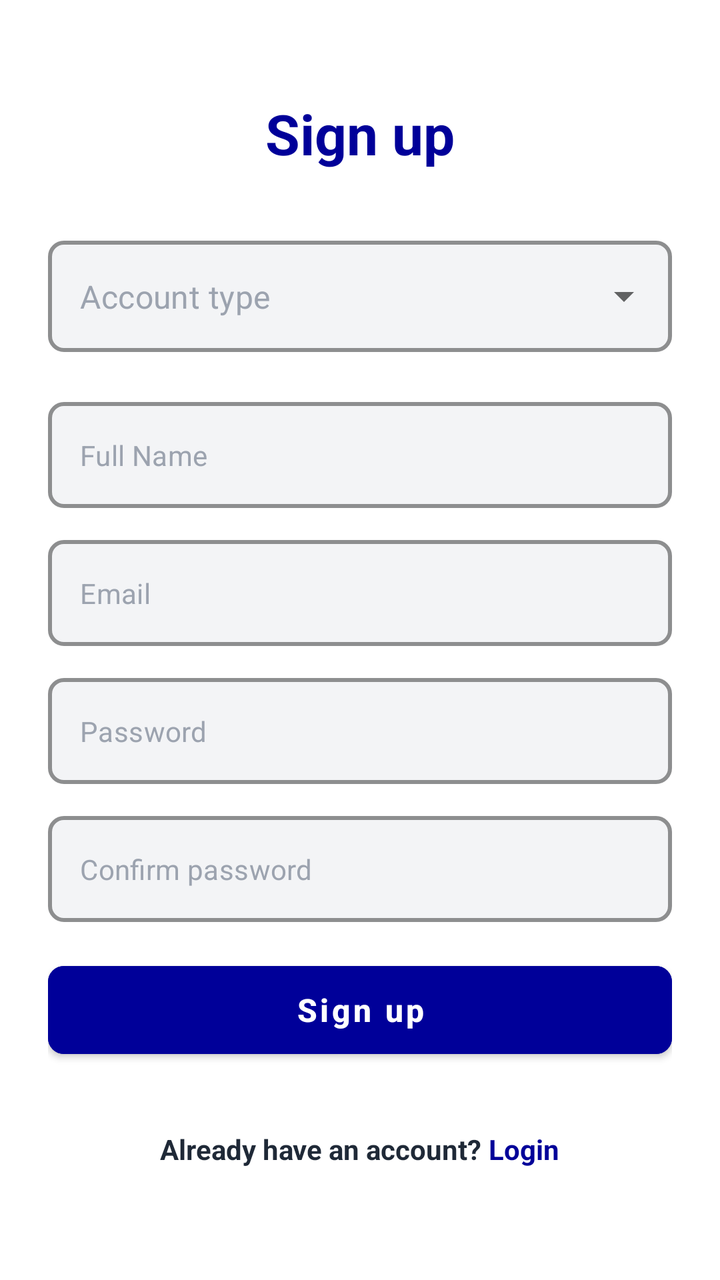
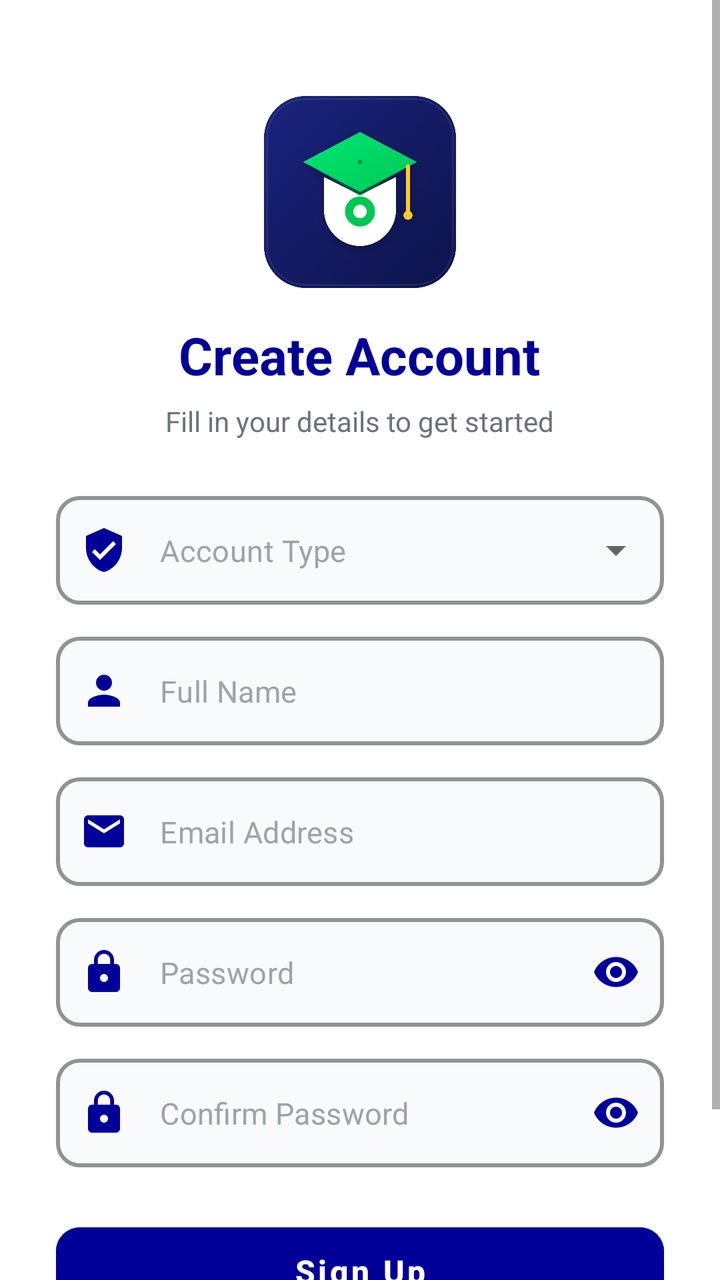

An Android layout rendered at two revisions. The XML below is the earlier revision; the diff shows what the commit changed to produce the second picture.
<!-- AndroidManifest.xml: application theme Theme.OOPProject -->
<!-- res/layout/activity_sign_up_page.xml -->
<?xml version="1.0" encoding="utf-8"?>
<ScrollView xmlns:android="http://schemas.android.com/apk/res/android"
    xmlns:app="http://schemas.android.com/apk/res-auto"
    android:layout_width="match_parent"
    android:layout_height="match_parent"
    android:background="#FFFFFF"
    android:fillViewport="true"
    android:id="@+id/main">

    <LinearLayout
        android:layout_width="match_parent"
        android:layout_height="wrap_content"
        android:orientation="vertical"
        android:padding="24dp">

        
        <TextView
            android:id="@+id/tvTitle"
            android:layout_width="wrap_content"
            android:layout_height="wrap_content"
            android:layout_gravity="center_horizontal"
            android:layout_marginTop="24dp"
            android:text="Sign up"
            android:textColor="@color/dark_purple"
            android:textSize="28sp"
            android:textStyle="bold"/>

        
        <com.google.android.material.textfield.TextInputLayout
            android:id="@+id/textInputLayout6"
            style="@style/Widget.MaterialComponents.TextInputLayout.OutlinedBox.ExposedDropdownMenu"
            android:layout_width="match_parent"
            android:layout_height="wrap_content"
            app:boxStrokeColor="@color/dark_purple"
            app:boxStrokeWidth="2dp"
            app:hintEnabled="false"
            app:boxCornerRadiusTopStart="8dp"
            app:boxCornerRadiusTopEnd="8dp"
            app:boxCornerRadiusBottomStart="8dp"
            app:boxCornerRadiusBottomEnd="8dp"
            app:boxBackgroundColor="#F3F4F6"
            android:layout_marginTop="35dp">

            <com.google.android.material.textfield.MaterialAutoCompleteTextView
                android:id="@+id/statusInput"
                android:layout_width="match_parent"
                android:layout_height="wrap_content"
                android:inputType="none"
                android:hint="Account type"
                android:textColor="@color/black"
                android:textColorHint="#9CA3AF"
                android:textSize="16sp"
                app:simpleItems="@array/accountType"/>
        </com.google.android.material.textfield.TextInputLayout>

        
        <com.google.android.material.textfield.TextInputLayout
            android:id="@+id/tilFullName"
            style="@style/Widget.MaterialComponents.TextInputLayout.OutlinedBox"
            android:layout_width="match_parent"
            android:layout_height="wrap_content"
            android:layout_marginTop="25dp"
            app:boxBackgroundColor="#F3F4F6"
            app:boxStrokeColor="@color/dark_purple"
            app:boxStrokeWidth="2dp"
            app:boxCornerRadiusTopStart="8dp"
            app:boxCornerRadiusTopEnd="8dp"
            app:boxCornerRadiusBottomStart="8dp"
            app:boxCornerRadiusBottomEnd="8dp"
            app:hintEnabled="false">

            <com.google.android.material.textfield.TextInputEditText
                android:id="@+id/etFullName"
                android:layout_width="match_parent"
                android:layout_height="wrap_content"
                android:hint="Full Name"
                android:inputType="textPersonName"
                android:textColor="#1F2937"
                android:textColorHint="#9CA3AF"
                android:textSize="14sp"/>
        </com.google.android.material.textfield.TextInputLayout>

        
        <com.google.android.material.textfield.TextInputLayout
            android:id="@+id/tilEmail"
            style="@style/Widget.MaterialComponents.TextInputLayout.OutlinedBox"
            android:layout_width="match_parent"
            android:layout_height="wrap_content"
            android:layout_marginTop="16dp"
            app:boxBackgroundColor="#F3F4F6"
            app:boxStrokeColor="@color/dark_purple"
            app:boxStrokeWidth="2dp"
            app:boxCornerRadiusTopStart="8dp"
            app:boxCornerRadiusTopEnd="8dp"
            app:boxCornerRadiusBottomStart="8dp"
            app:boxCornerRadiusBottomEnd="8dp"
            app:hintEnabled="false">

            <com.google.android.material.textfield.TextInputEditText
                android:id="@+id/etEmail"
                android:layout_width="match_parent"
                android:layout_height="wrap_content"
                android:hint="Email"
                android:inputType="textEmailAddress"
                android:textColor="#1F2937"
                android:textColorHint="#9CA3AF"
                android:textSize="14sp"/>
        </com.google.android.material.textfield.TextInputLayout>

        
        <com.google.android.material.textfield.TextInputLayout
            android:id="@+id/tilPassword"
            style="@style/Widget.MaterialComponents.TextInputLayout.OutlinedBox"
            android:layout_width="match_parent"
            android:layout_height="wrap_content"
            android:layout_marginTop="16dp"
            app:boxBackgroundColor="#F3F4F6"
            app:boxStrokeColor="@color/dark_purple"
            app:boxStrokeWidth="2dp"
            app:boxCornerRadiusTopStart="8dp"
            app:boxCornerRadiusTopEnd="8dp"
            app:boxCornerRadiusBottomStart="8dp"
            app:boxCornerRadiusBottomEnd="8dp"
            app:hintEnabled="false"
>

            <com.google.android.material.textfield.TextInputEditText
                android:id="@+id/etPassword"
                android:layout_width="match_parent"
                android:layout_height="wrap_content"
                android:hint="Password"
                android:inputType="textPassword"
                android:textColor="#1F2937"
                android:textColorHint="#9CA3AF"
                android:textSize="14sp"/>
        </com.google.android.material.textfield.TextInputLayout>

        
        <com.google.android.material.textfield.TextInputLayout
            android:id="@+id/tilConfirmPassword"
            style="@style/Widget.MaterialComponents.TextInputLayout.OutlinedBox"
            android:layout_width="match_parent"
            android:layout_height="wrap_content"
            android:layout_marginTop="16dp"
            app:boxBackgroundColor="#F3F4F6"
            app:boxStrokeColor="@color/dark_purple"
            app:boxStrokeWidth="2dp"
            app:boxCornerRadiusTopStart="8dp"
            app:boxCornerRadiusTopEnd="8dp"
            app:boxCornerRadiusBottomStart="8dp"
            app:boxCornerRadiusBottomEnd="8dp"
            app:hintEnabled="false"
>

            <com.google.android.material.textfield.TextInputEditText
                android:id="@+id/etConfirmPassword"
                android:layout_width="match_parent"
                android:layout_height="wrap_content"
                android:hint="Confirm password"
                android:inputType="textPassword"
                android:textColor="#1F2937"
                android:textColorHint="#9CA3AF"
                android:textSize="14sp" />
        </com.google.android.material.textfield.TextInputLayout>

        
        <ProgressBar
            android:id="@+id/progressBar"
            android:layout_width="wrap_content"
            android:layout_height="wrap_content"
            android:layout_gravity="center_horizontal"
            android:layout_marginTop="24dp"
            android:indeterminateTint="@color/dark_purple"
            android:visibility="gone"/>

        
        <com.google.android.material.button.MaterialButton
            android:id="@+id/btnSignUp"
            android:layout_width="match_parent"
            android:layout_height="56dp"
            android:layout_marginTop="16dp"
            android:backgroundTint="@color/dark_purple"
            android:text="Sign up"
            android:textAllCaps="false"
            android:textColor="#FFFFFF"
            android:textSize="16sp"
            android:textStyle="bold"
            app:cornerRadius="8dp"/>

        
        <LinearLayout
            android:id="@+id/layoutLoginPrompt"
            android:layout_width="wrap_content"
            android:layout_height="wrap_content"
            android:layout_gravity="center_horizontal"
            android:layout_marginTop="32dp"
            android:orientation="horizontal">

            <TextView
                android:layout_width="wrap_content"
                android:layout_height="wrap_content"
                android:text="Already have an account? "
                android:textColor="#1F2937"
                android:textSize="14sp"
                android:textStyle="bold"/>

            <TextView
                android:id="@+id/tvLogin"
                android:layout_width="wrap_content"
                android:layout_height="wrap_content"
                android:text="Login"
                android:textColor="@color/dark_purple"
                android:textSize="14sp"
                android:textStyle="bold"/>
        </LinearLayout>

    </LinearLayout>
</ScrollView>
<!-- resources referenced by this layout -->
<resources>
  <string-array name="accountType">
          <item>Student</item>
          <item>Teacher</item>
      </string-array>
  <color name="black">#FF000000</color>
  <color name="dark_purple">#FF000099</color>
  <style name="Theme.OOPProject" parent="Theme.MaterialComponents.DayNight.NoActionBar">
          
          <item name="colorPrimary">@color/purple_500</item>
          <item name="colorPrimaryVariant">@color/purple_700</item>
          <item name="colorOnPrimary">@color/white</item>
          
          <item name="colorSecondary">@color/teal_200</item>
          <item name="colorSecondaryVariant">@color/teal_700</item>
          <item name="colorOnSecondary">@color/black</item>
          
          <item name="android:statusBarColor">?attr/colorPrimaryVariant</item>
          
      </style>
  <color name="purple_500">#FF6200EE</color>
  <color name="purple_700">#FF3700B3</color>
  <color name="white">#FFFFFFFF</color>
  <color name="teal_200">#FF03DAC5</color>
  <color name="teal_700">#FF018786</color>
</resources>

<!-- the commit's change to res/layout/activity_sign_up_page.xml (unified diff, before → after) -->
@@ -1,17 +1,28 @@
 <?xml version="1.0" encoding="utf-8"?>
 <ScrollView xmlns:android="http://schemas.android.com/apk/res/android"
     xmlns:app="http://schemas.android.com/apk/res-auto"
+    android:id="@+id/main"
     android:layout_width="match_parent"
     android:layout_height="match_parent"
     android:background="#FFFFFF"
-    android:fillViewport="true"
-    android:id="@+id/main">
+    android:fillViewport="true">
 
     <LinearLayout
         android:layout_width="match_parent"
         android:layout_height="wrap_content"
         android:orientation="vertical"
-        android:padding="24dp">
+        android:padding="28dp">
+
+        
+        <ImageView
+            android:id="@+id/ivAppLogo"
+            android:layout_width="96dp"
+            android:layout_height="96dp"
+            android:layout_gravity="center_horizontal"
+            android:layout_marginTop="20dp"
+            android:contentDescription="App Logo"
+            android:scaleType="fitCenter"
+            android:src="@drawable/app_logo" />
 
         
         <TextView
@@ -19,11 +30,21 @@
             android:layout_width="wrap_content"
             android:layout_height="wrap_content"
             android:layout_gravity="center_horizontal"
-            android:layout_marginTop="24dp"
-            android:text="Sign up"
+            android:layout_marginTop="16dp"
+            android:text="Create Account"
             android:textColor="@color/dark_purple"
-            android:textSize="28sp"
-            android:textStyle="bold"/>
+            android:textSize="26sp"
+            android:textStyle="bold" />
+
+        
+        <TextView
+            android:layout_width="wrap_content"
+            android:layout_height="wrap_content"
+            android:layout_gravity="center_horizontal"
+            android:layout_marginTop="6dp"
+            android:text="Fill in your details to get started"
+            android:textColor="#6B7280"
+            android:textSize="14sp" />
 
         
         <com.google.android.material.textfield.TextInputLayout
@@ -31,26 +52,28 @@
             style="@style/Widget.MaterialComponents.TextInputLayout.OutlinedBox.ExposedDropdownMenu"
             android:layout_width="match_parent"
             android:layout_height="wrap_content"
-            app:boxStrokeColor="@color/dark_purple"
-            app:boxStrokeWidth="2dp"
-            app:hintEnabled="false"
-            app:boxCornerRadiusTopStart="8dp"
-            app:boxCornerRadiusTopEnd="8dp"
-            app:boxCornerRadiusBottomStart="8dp"
-            app:boxCornerRadiusBottomEnd="8dp"
-            app:boxBackgroundColor="#F3F4F6"
-            android:layout_marginTop="35dp">
+            android:layout_marginTop="28dp"
+            app:boxBackgroundColor="#F9FAFB"
+            app:boxCornerRadiusBottomEnd="12dp"
+            app:boxCornerRadiusBottomStart="12dp"
+            app:boxCornerRadiusTopEnd="12dp"
+            app:boxCornerRadiusTopStart="12dp"
+            app:boxStrokeColor="@color/dark_purple"
+            app:boxStrokeWidth="2dp"
+            app:hintEnabled="false"
+            app:startIconDrawable="@drawable/ic_badge"
+            app:startIconTint="@color/dark_purple">
 
             <com.google.android.material.textfield.MaterialAutoCompleteTextView
                 android:id="@+id/statusInput"
                 android:layout_width="match_parent"
                 android:layout_height="wrap_content"
+                android:hint="Account Type"
                 android:inputType="none"
-                android:hint="Account type"
                 android:textColor="@color/black"
                 android:textColorHint="#9CA3AF"
-                android:textSize="16sp"
-                app:simpleItems="@array/accountType"/>
+                android:textSize="15sp"
+                app:simpleItems="@array/accountType" />
         </com.google.android.material.textfield.TextInputLayout>
 
         
@@ -59,15 +82,17 @@
             style="@style/Widget.MaterialComponents.TextInputLayout.OutlinedBox"
             android:layout_width="match_parent"
             android:layout_height="wrap_content"
-            android:layout_marginTop="25dp"
-            app:boxBackgroundColor="#F3F4F6"
-            app:boxStrokeColor="@color/dark_purple"
-            app:boxStrokeWidth="2dp"
-            app:boxCornerRadiusTopStart="8dp"
-            app:boxCornerRadiusTopEnd="8dp"
-            app:boxCornerRadiusBottomStart="8dp"
-            app:boxCornerRadiusBottomEnd="8dp"
-            app:hintEnabled="false">
+            android:layout_marginTop="16dp"
+            app:boxBackgroundColor="#F9FAFB"
+            app:boxCornerRadiusBottomEnd="12dp"
+            app:boxCornerRadiusBottomStart="12dp"
+            app:boxCornerRadiusTopEnd="12dp"
+            app:boxCornerRadiusTopStart="12dp"
+            app:boxStrokeColor="@color/dark_purple"
+            app:boxStrokeWidth="2dp"
+            app:hintEnabled="false"
+            app:startIconDrawable="@drawable/ic_profile"
+            app:startIconTint="@color/dark_purple">
 
             <com.google.android.material.textfield.TextInputEditText
                 android:id="@+id/etFullName"
@@ -77,7 +102,7 @@
                 android:inputType="textPersonName"
                 android:textColor="#1F2937"
                 android:textColorHint="#9CA3AF"
-                android:textSize="14sp"/>
+                android:textSize="15sp" />
         </com.google.android.material.textfield.TextInputLayout>
 
         
@@ -87,24 +112,26 @@
             android:layout_width="match_parent"
             android:layout_height="wrap_content"
             android:layout_marginTop="16dp"
-            app:boxBackgroundColor="#F3F4F6"
-            app:boxStrokeColor="@color/dark_purple"
-            app:boxStrokeWidth="2dp"
-            app:boxCornerRadiusTopStart="8dp"
-            app:boxCornerRadiusTopEnd="8dp"
-            app:boxCornerRadiusBottomStart="8dp"
-            app:boxCornerRadiusBottomEnd="8dp"
-            app:hintEnabled="false">
+            app:boxBackgroundColor="#F9FAFB"
+            app:boxCornerRadiusBottomEnd="12dp"
+            app:boxCornerRadiusBottomStart="12dp"
+            app:boxCornerRadiusTopEnd="12dp"
+            app:boxCornerRadiusTopStart="12dp"
+            app:boxStrokeColor="@color/dark_purple"
+            app:boxStrokeWidth="2dp"
+            app:hintEnabled="false"
+            app:startIconDrawable="@drawable/ic_email"
+            app:startIconTint="@color/dark_purple">
 
             <com.google.android.material.textfield.TextInputEditText
                 android:id="@+id/etEmail"
                 android:layout_width="match_parent"
                 android:layout_height="wrap_content"
-                android:hint="Email"
+                android:hint="Email Address"
                 android:inputType="textEmailAddress"
                 android:textColor="#1F2937"
                 android:textColorHint="#9CA3AF"
-                android:textSize="14sp"/>
+                android:textSize="15sp" />
         </com.google.android.material.textfield.TextInputLayout>
 
         
@@ -114,15 +141,18 @@
             android:layout_width="match_parent"
             android:layout_height="wrap_content"
             android:layout_marginTop="16dp"
-            app:boxBackgroundColor="#F3F4F6"
-            app:boxStrokeColor="@color/dark_purple"
-            app:boxStrokeWidth="2dp"
-            app:boxCornerRadiusTopStart="8dp"
-            app:boxCornerRadiusTopEnd="8dp"
-            app:boxCornerRadiusBottomStart="8dp"
-            app:boxCornerRadiusBottomEnd="8dp"
-            app:hintEnabled="false"
->
+            app:boxBackgroundColor="#F9FAFB"
+            app:boxCornerRadiusBottomEnd="12dp"
+            app:boxCornerRadiusBottomStart="12dp"
+            app:boxCornerRadiusTopEnd="12dp"
+            app:boxCornerRadiusTopStart="12dp"
+            app:boxStrokeColor="@color/dark_purple"
+            app:boxStrokeWidth="2dp"
+            app:endIconMode="password_toggle"
+            app:endIconTint="@color/dark_purple"
+            app:hintEnabled="false"
+            app:startIconDrawable="@drawable/ic_lock"
+            app:startIconTint="@color/dark_purple">
 
             <com.google.android.material.textfield.TextInputEditText
                 android:id="@+id/etPassword"
@@ -132,7 +162,7 @@
                 android:inputType="textPassword"
                 android:textColor="#1F2937"
                 android:textColorHint="#9CA3AF"
-                android:textSize="14sp"/>
+                android:textSize="15sp" />
         </com.google.android.material.textfield.TextInputLayout>
 
         
@@ -142,25 +172,28 @@
             android:layout_width="match_parent"
             android:layout_height="wrap_content"
             android:layout_marginTop="16dp"
-            app:boxBackgroundColor="#F3F4F6"
-            app:boxStrokeColor="@color/dark_purple"
-            app:boxStrokeWidth="2dp"
-            app:boxCornerRadiusTopStart="8dp"
-            app:boxCornerRadiusTopEnd="8dp"
-            app:boxCornerRadiusBottomStart="8dp"
-            app:boxCornerRadiusBottomEnd="8dp"
-            app:hintEnabled="false"
->
+            app:boxBackgroundColor="#F9FAFB"
+            app:boxCornerRadiusBottomEnd="12dp"
+            app:boxCornerRadiusBottomStart="12dp"
+            app:boxCornerRadiusTopEnd="12dp"
+            app:boxCornerRadiusTopStart="12dp"
+            app:boxStrokeColor="@color/dark_purple"
+            app:boxStrokeWidth="2dp"
+            app:endIconMode="password_toggle"
+            app:endIconTint="@color/dark_purple"
+            app:hintEnabled="false"
+            app:startIconDrawable="@drawable/ic_lock"
+            app:startIconTint="@color/dark_purple">
 
             <com.google.android.material.textfield.TextInputEditText
                 android:id="@+id/etConfirmPassword"
                 android:layout_width="match_parent"
                 android:layout_height="wrap_content"
-                android:hint="Confirm password"
+                android:hint="Confirm Password"
                 android:inputType="textPassword"
                 android:textColor="#1F2937"
                 android:textColorHint="#9CA3AF"
-                android:textSize="14sp" />
+                android:textSize="15sp" />
         </com.google.android.material.textfield.TextInputLayout>
 
         
@@ -169,23 +202,23 @@
             android:layout_width="wrap_content"
             android:layout_height="wrap_content"
             android:layout_gravity="center_horizontal"
-            android:layout_marginTop="24dp"
+            android:layout_marginTop="20dp"
             android:indeterminateTint="@color/dark_purple"
-            android:visibility="gone"/>
+            android:visibility="gone" />
 
         
         <com.google.android.material.button.MaterialButton
             android:id="@+id/btnSignUp"
             android:layout_width="match_parent"
             android:layout_height="56dp"
-            android:layout_marginTop="16dp"
+            android:layout_marginTop="24dp"
             android:backgroundTint="@color/dark_purple"
-            android:text="Sign up"
+            android:text="Sign Up"
             android:textAllCaps="false"
             android:textColor="#FFFFFF"
             android:textSize="16sp"
             android:textStyle="bold"
-            app:cornerRadius="8dp"/>
+            app:cornerRadius="12dp" />
 
         
         <LinearLayout
@@ -193,16 +226,15 @@
             android:layout_width="wrap_content"
             android:layout_height="wrap_content"
             android:layout_gravity="center_horizontal"
-            android:layout_marginTop="32dp"
+            android:layout_marginTop="28dp"
             android:orientation="horizontal">
 
             <TextView
                 android:layout_width="wrap_content"
                 android:layout_height="wrap_content"
                 android:text="Already have an account? "
-                android:textColor="#1F2937"
-                android:textSize="14sp"
-                android:textStyle="bold"/>
+                android:textColor="#6B7280"
+                android:textSize="14sp" />
 
             <TextView
                 android:id="@+id/tvLogin"
@@ -211,7 +243,7 @@
                 android:text="Login"
                 android:textColor="@color/dark_purple"
                 android:textSize="14sp"
-                android:textStyle="bold"/>
+                android:textStyle="bold" />
         </LinearLayout>
 
     </LinearLayout>
<!-- resource entries referenced after the edit -->
@@ -6,6 +6,47 @@
       </string-array>
   <color name="black">#FF000000</color>
   <color name="dark_purple">#FF000099</color>
+  <!-- drawable app_logo: png bitmap (drawable, 403426 bytes) -->
+  <!-- drawable ic_badge (drawable) -->
+  <vector xmlns:android="http://schemas.android.com/apk/res/android"
+      android:width="24dp"
+      android:height="24dp"
+      android:viewportWidth="24"
+      android:viewportHeight="24">
+    <path
+        android:fillColor="#FF000000"
+        android:pathData="M12,1L3,5v6c0,5.55 3.84,10.74 9,12 5.16,-1.26 9,-6.45 9,-12V5l-9,-4zm-2,16l-4,-4 1.41,-1.41L10,14.17l6.59,-6.59L18,9l-8,8z"/>
+  </vector>
+  <!-- drawable ic_email (drawable) -->
+  <vector xmlns:android="http://schemas.android.com/apk/res/android"
+      android:width="24dp"
+      android:height="24dp"
+      android:viewportWidth="24"
+      android:viewportHeight="24">
+    <path
+        android:fillColor="#FF000000"
+        android:pathData="M20,4H4c-1.1,0 -1.99,0.9 -1.99,2L2,18c0,1.1 0.9,2 2,2h16c1.1,0 2,-0.9 2,-2V6c0,-1.1 -0.9,-2 -2,-2zm0,4l-8,5 -8,-5V6l8,5 8,-5v2z"/>
+  </vector>
+  <!-- drawable ic_lock (drawable) -->
+  <vector xmlns:android="http://schemas.android.com/apk/res/android"
+      android:width="24dp"
+      android:height="24dp"
+      android:viewportWidth="24"
+      android:viewportHeight="24">
+    <path
+        android:fillColor="#FF000000"
+        android:pathData="M18,8h-1V6c0,-2.76 -2.24,-5 -5,-5S7,3.24 7,6v2H6c-1.1,0 -2,0.9 -2,2v10c0,1.1 0.9,2 2,2h12c1.1,0 2,-0.9 2,-2V10c0,-1.1 -0.9,-2 -2,-2zm-6,9c-1.1,0 -2,-0.9 -2,-2s0.9,-2 2,-2 2,0.9 2,2 -0.9,2 -2,2zm3.1,-9H8.9V6c0,-1.71 1.39,-3.1 3.1,-3.1 1.71,0 3.1,1.39 3.1,3.1v2z"/>
+  </vector>
+  <!-- drawable ic_profile (drawable) -->
+  <vector xmlns:android="http://schemas.android.com/apk/res/android"
+      android:width="24dp"
+      android:height="24dp"
+      android:viewportWidth="24"
+      android:viewportHeight="24">
+      <path
+          android:fillColor="#FF000000"
+          android:pathData="M12,12c2.21,0 4,-1.79 4,-4s-1.79,-4 -4,-4 -4,1.79 -4,4 1.79,4 4,4zM12,14c-2.67,0 -8,1.34 -8,4v2h16v-2c0,-2.66 -5.33,-4 -8,-4z" />
+  </vector>
   <style name="Theme.OOPProject" parent="Theme.MaterialComponents.DayNight.NoActionBar">
           
           <item name="colorPrimary">@color/purple_500</item>
